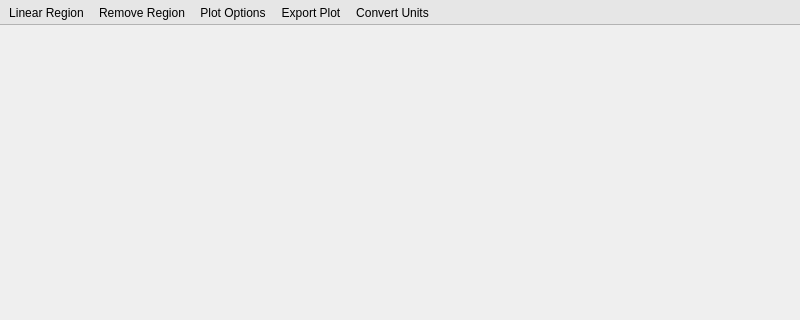
First picture: the form in specviz/data/ui/plot_window.ui, repository spacetelescope/specviz, before the edit; both pictures show x 0 to 800 and y 0 to 320 of the 800 by 600 pixel window.
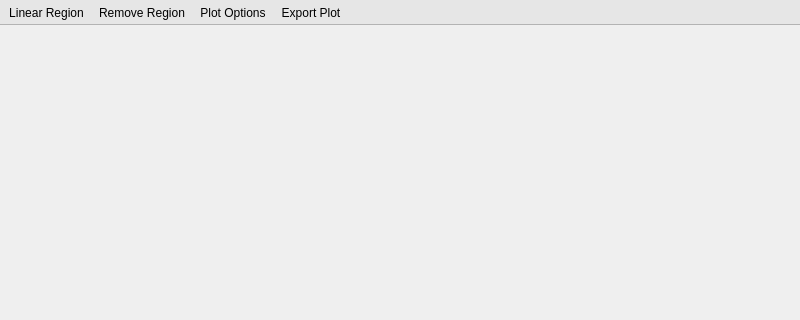
Second picture: the form after the edit.

Commit message: removed mentions of unit conversion

Patch:
```diff
--- a/specviz/data/ui/plot_window.ui
+++ b/specviz/data/ui/plot_window.ui
@@ -71,7 +71,6 @@
    <addaction name="remove_region_action"/>
    <addaction name="plot_options_action"/>
    <addaction name="export_plot_action"/>
-   <addaction name="change_unit_action"/>
   </widget>
   <action name="linear_region_action">
    <property name="text">
@@ -105,14 +104,6 @@
     <string>Export the currently display plot</string>
    </property>
   </action>
-  <action name="change_unit_action">
-   <property name="text">
-    <string>Convert Units</string>
-   </property>
-   <property name="toolTip">
-    <string>Convert units</string>
-   </property>
-  </action>
   <action name="remove_region_action">
    <property name="text">
     <string>Remove Region</string>
```
The commit also changes 1 other file.
